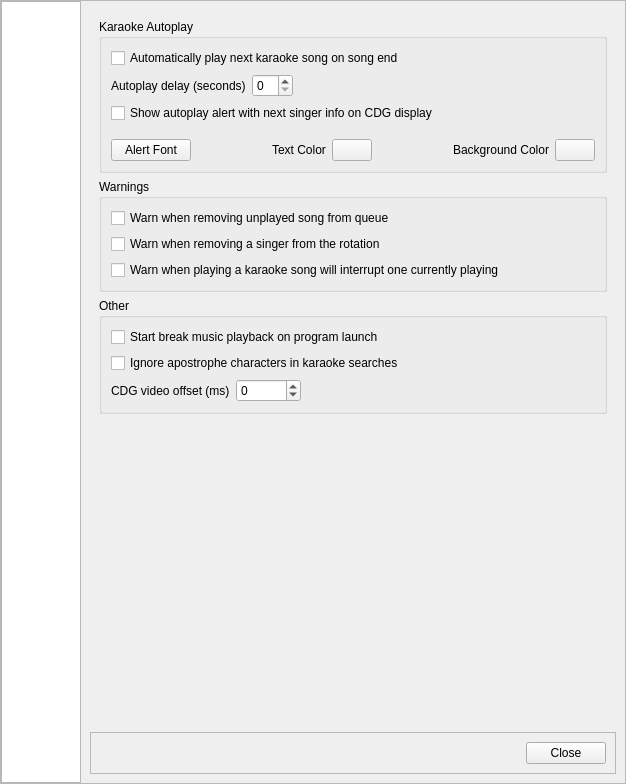
Old version of the form OpenKJ/dlgsettings.ui in the repository OpenKJ/OpenKJ.
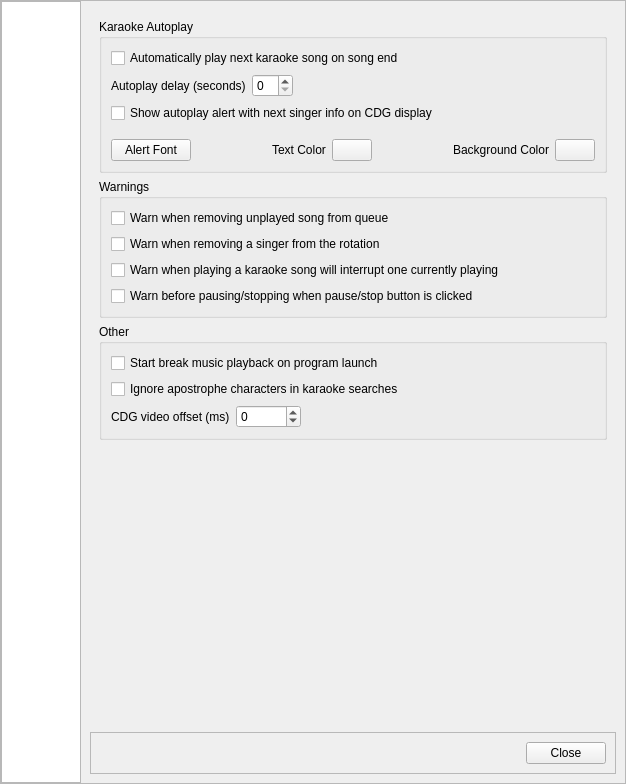
New version of the form. Icons and pictures are not drawn.

Commit message: Add optional warning/confirmation dialog on karaoke stop/pause

Patch:
```diff
--- a/OpenKJ/dlgsettings.ui
+++ b/OpenKJ/dlgsettings.ui
@@ -1020,6 +1020,13 @@
                  </property>
                 </widget>
                </item>
+               <item>
+                <widget class="QCheckBox" name="cbxStopPauseWarning">
+                 <property name="text">
+                  <string>Warn before pausing/stopping when pause/stop button is clicked</string>
+                 </property>
+                </widget>
+               </item>
               </layout>
              </widget>
             </item>
```
The commit also changes 4 other files.
